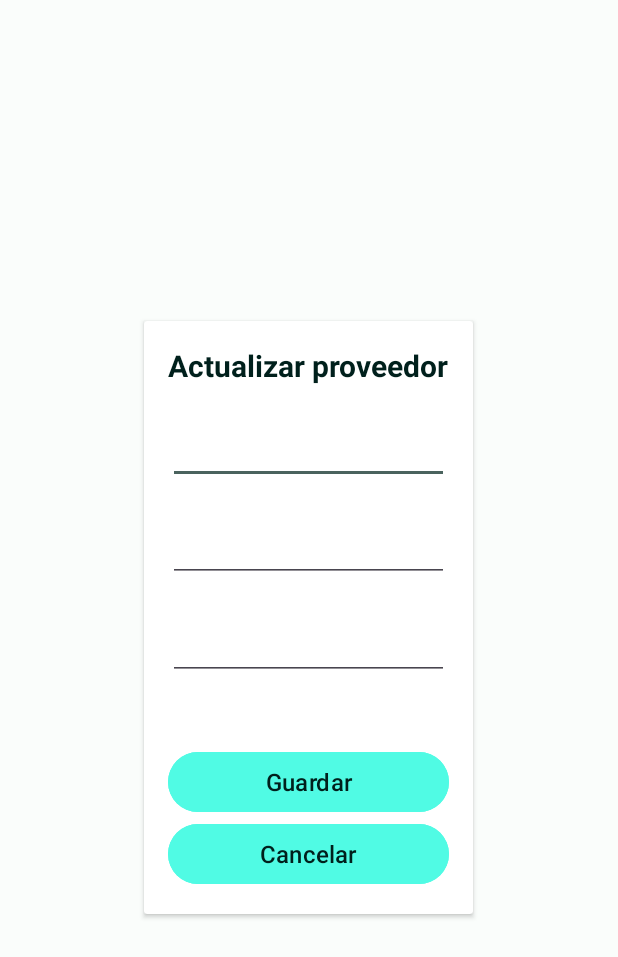
After one commit to FreddyAguil4r/SmartFoodFront, an Android app: the layout dialog_layout_update_supplier.xml on its own in the app's theme, with its tools: preview values and no code run, on a phone screen of 412 x 824 dp. The commit adds this screen. Shown: the top 957 px of the screen. Run offline under Robolectric (Android 15) with nearby library versions, the phone set to English and light mode, and no system bars; network calls fail.

Commit message:
Update supplier end

```diff
--- a/app/src/main/java/com/example/smartfood/Service/APIServiceSupplier.kt
+++ b/app/src/main/java/com/example/smartfood/Service/APIServiceSupplier.kt
@@ -22,8 +22,8 @@ interface APIServiceSupplier {
     @POST("supplier")
     suspend fun addSupplier(@Body supplier: SupplierRequest): Response<SupplierResponse>
 
-    //@PUT("supplier/{id}")
-    //suspend fun editSupplier(@Path("id") id: Int, @Body supplier: SupplierRequest): Response<SupplierResponse>
+    @PUT("supplier/{id}")
+    suspend fun updateSupplier(@Path("id") id: Int, @Body supplier: SupplierRequest): Response<SupplierResponse>
 
     @DELETE("supplier/{id}")
     suspend fun deleteSupplier(@Path("id") id: Int): Response<Unit>
--- /dev/null
+++ b/app/src/main/res/layout/dialog_layout_update_supplier.xml
@@ -0,0 +1,81 @@
+<?xml version="1.0" encoding="utf-8"?>
+<androidx.cardview.widget.CardView
+    xmlns:android="http://schemas.android.com/apk/res/android"
+    android:layout_width="wrap_content"
+    android:layout_height="wrap_content"
+    android:layout_gravity="center"
+    android:elevation="10dp"
+    android:layout_margin="16dp">
+
+    <LinearLayout
+        android:layout_width="wrap_content"
+        android:layout_height="wrap_content"
+        android:layout_gravity="center"
+        android:orientation="vertical"
+        android:padding="16dp">
+
+        <!-- PlainText para ingresar nombre -->
+        <TextView
+            android:id="@+id/textView4"
+            android:layout_width="match_parent"
+            android:layout_height="wrap_content"
+            android:textSize="20dp"
+            android:textStyle="bold"
+            android:textColor="@color/md_theme_light_onPrimaryContainer"
+            android:gravity="center"
+            android:layout_marginBottom="20dp"
+            android:text="Actualizar proveedor" />
+
+        <EditText
+            android:id="@+id/editNewTextNombre"
+            android:layout_width="match_parent"
+            android:layout_height="wrap_content"
+            android:layout_marginBottom="20dp"/>
+
+        <!-- PlainText para ingresar RUC -->
+        <EditText
+            android:id="@+id/editNewTextRUC"
+            android:layout_width="match_parent"
+            android:layout_height="wrap_content"
+            android:layout_marginBottom="20dp"
+             />
+
+        <!-- PlainText para ingresar dirección -->
+        <EditText
+            android:id="@+id/editNewTextDireccion"
+            android:layout_width="match_parent"
+            android:layout_height="wrap_content"
+            android:layout_marginBottom="20dp"
+             />
+
+        <!-- Layout para los botones Cancel y Save con espacio adicional -->
+        <LinearLayout
+            android:layout_width="match_parent"
+            android:layout_height="wrap_content"
+            android:orientation="vertical"
+            android:layout_marginTop="24dp">
+
+            <!-- Botón Save -->
+            <Button
+                android:id="@+id/btnSaveUpdate"
+                android:layout_width="match_parent"
+                android:layout_height="wrap_content"
+                android:textColor="@color/md_theme_light_onPrimaryContainer"
+                android:backgroundTint="#50FBE4"
+                android:textSize="16sp"
+                android:text="Guardar" />
+
+            <!-- Botón Cancel -->
+            <Button
+                android:id="@+id/btnCancelUpdate"
+                android:layout_width="match_parent"
+                android:layout_height="wrap_content"
+                android:textColor="@color/md_theme_light_onPrimaryContainer"
+                android:backgroundTint="#50FBE4"
+                android:textSize="16sp"
+                android:text="Cancelar" />
+
+
+        </LinearLayout>
+    </LinearLayout>
+</androidx.cardview.widget.CardView>
```
Also changed, not shown: app/src/main/java/com/example/smartfood/Adapter/SupplierAdapter.kt (+49 -4 lines), app/src/main/java/com/example/smartfood/SupplierFragment.kt (+19 -4 lines).
